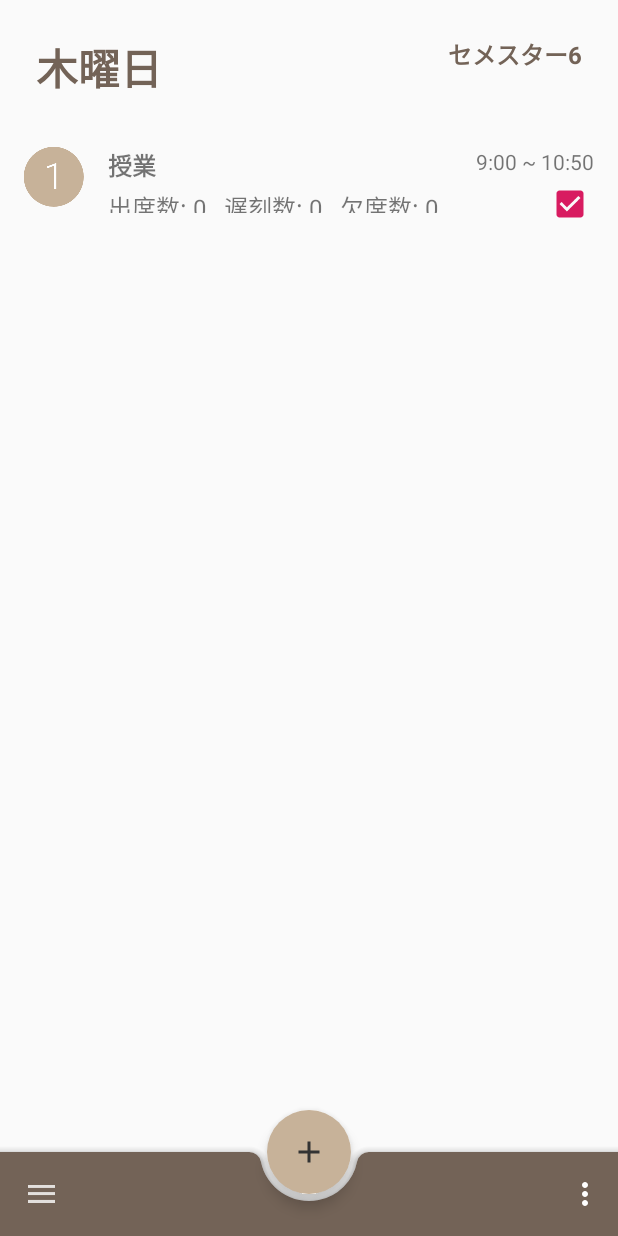
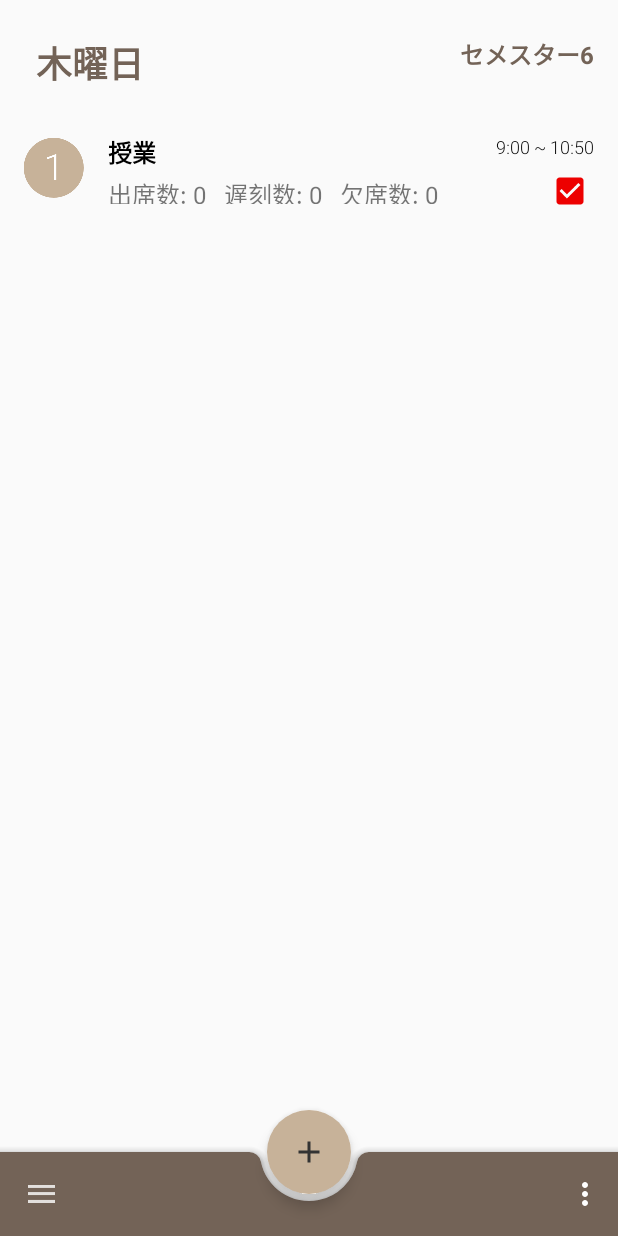
Before and after one commit to Dai1678/AttendNotifier, an Android app: the screen it shows after launch (MainActivity), after a tap on an icon or button, on a phone screen of 412 x 824 dp. Run offline under Robolectric (Android 15) with nearby library versions, the phone set to English and light mode, and no system bars; libraries missing offline, so code that uses them is left out: io.realm, io.realm.annotations; 7 statements that could not run were skipped.

Commit message:
時間割リストのxml修正

```diff
--- a/app/src/main/res/layout/daily_class_list_item.xml
+++ b/app/src/main/res/layout/daily_class_list_item.xml
@@ -23,10 +23,11 @@
             android:id="@+id/classwork_name_text"
             android:layout_width="wrap_content"
             android:layout_height="wrap_content"
-            android:layout_marginTop="16dp"
+            android:layout_marginTop="13dp"
             android:layout_marginStart="16dp"
             android:textStyle="bold"
             android:textSize="16sp"
+            android:textColor="@android:color/black"
             tools:text="授業1"
             app:layout_constraintStart_toEndOf="@+id/classwork_number_image"
             app:layout_constraintTop_toTopOf="parent"/>
@@ -35,8 +36,11 @@
             android:id="@+id/classwork_time_range_text"
             android:layout_width="wrap_content"
             android:layout_height="wrap_content"
-            android:layout_marginTop="16dp"
+            android:layout_marginTop="13dp"
             android:layout_marginEnd="16dp"
+            android:textSize="12sp"
+            android:fontFamily="sans-serif-light"
+            android:textColor="@android:color/black"
             tools:text="9:20 ~ 10:50"
             app:layout_constraintEnd_toEndOf="parent"
             app:layout_constraintTop_toTopOf="parent"/>
@@ -51,7 +55,7 @@
             app:layout_constraintEnd_toEndOf="parent"
             app:layout_constraintTop_toBottomOf="@+id/classwork_time_range_text"/>
 
-    <android.support.constraint.ConstraintLayout
+    <LinearLayout
             android:id="@+id/attend_mark_layout"
             android:layout_width="0dp"
             android:layout_height="0dp"
@@ -59,6 +63,7 @@
             android:layout_marginEnd="16dp"
             android:layout_marginTop="4dp"
             android:layout_marginBottom="12dp"
+            android:orientation="horizontal"
             app:layout_constraintTop_toBottomOf="@+id/classwork_name_text"
             app:layout_constraintStart_toEndOf="@+id/classwork_number_image"
             app:layout_constraintEnd_toStartOf="@id/notify_checkbox"
@@ -90,6 +95,6 @@
                 tools:text="欠席数: 1"
                 app:layout_constraintStart_toEndOf="@id/late_time_text"/>
 
-    </android.support.constraint.ConstraintLayout>
+    </LinearLayout>
 
 </android.support.constraint.ConstraintLayout>
--- a/app/src/main/res/layout/fragment_daily_classwork.xml
+++ b/app/src/main/res/layout/fragment_daily_classwork.xml
@@ -12,7 +12,7 @@
         android:layout_height="wrap_content"
         android:textStyle="bold"
         android:textColor="@color/colorDarkBrown"
-        android:textSize="28sp"
+        android:textSize="24sp"
         android:layout_marginTop="24dp"
         android:layout_marginStart="24dp"
         android:clickable="true"
@@ -25,7 +25,7 @@
         android:id="@+id/fragment_daily_classwork_sub_text"
         android:layout_width="wrap_content"
         android:layout_height="wrap_content"
-        android:layout_marginEnd="24dp"
+        android:layout_marginEnd="16dp"
         android:text="セメスター6"
         android:textStyle="bold"
         android:textColor="@color/colorDarkBrown"
@@ -41,9 +41,9 @@
         android:layout_width="match_parent"
         android:layout_height="0dp"
         android:clipToPadding="false"
+        android:layout_marginTop="16dp"
         android:paddingBottom="100dp"
         app:layout_constraintBottom_toBottomOf="parent"
-        app:layout_constraintTop_toBottomOf="@+id/fragment_daily_classwork_header_text"
-        android:layout_marginTop="16dp"/>
+        app:layout_constraintTop_toBottomOf="@+id/fragment_daily_classwork_header_text"/>
 
 </android.support.constraint.ConstraintLayout>
--- a/app/src/main/res/values/colors.xml
+++ b/app/src/main/res/values/colors.xml
@@ -2,11 +2,12 @@
 <resources>
     <color name="colorPrimary">#008577</color>
     <color name="colorPrimaryDark">#00574B</color>
-    <color name="colorAccent">#D81B60</color>
+    <color name="colorAccent">#ED0000</color>
     <color name="colorLightGreen">#00FF31</color>
     <color name="colorLight2Green">#00D0A0</color>
     <color name="colorLightYellow">#FFEB00</color>
     <color name="colorBrown">#C7B299</color>
     <color name="colorDarkBrown">#736357</color>
     <color name="colorGrayBrown">#95877C</color>
+    <color name="colorBlack">#de000000</color>
 </resources>
```
